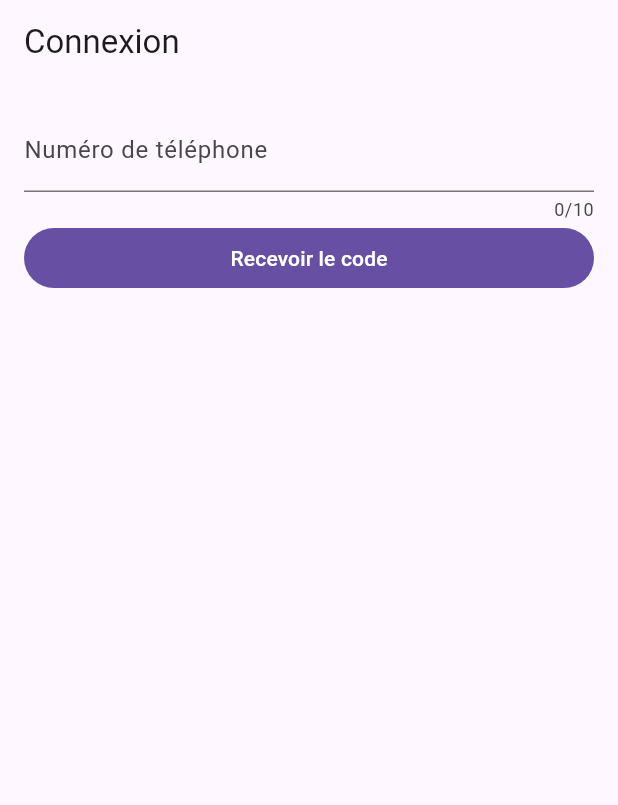
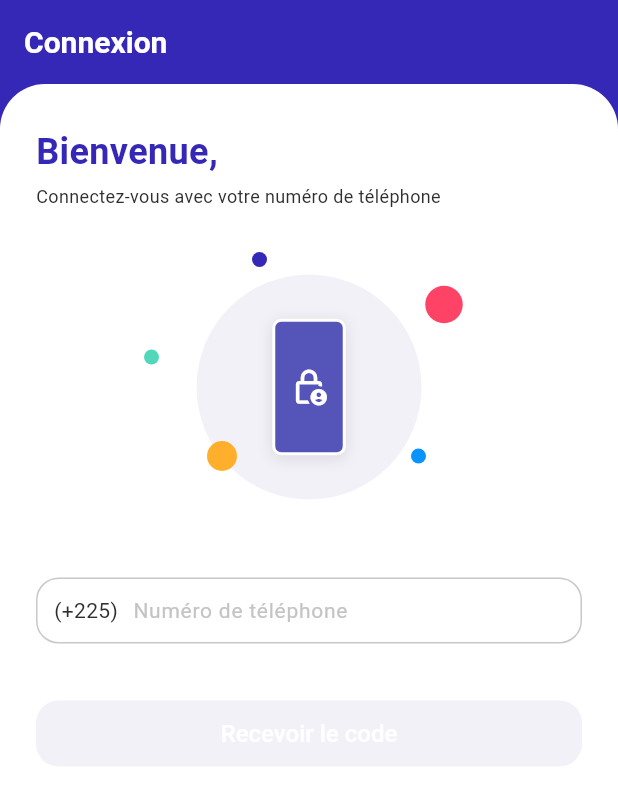
Before and after one commit to Lecam-host/test_ebanking, a Flutter app: the screen it shows after launch, on a phone screen of 412 x 824 dp. Shown: the top 805 px of the screen. Run offline on Flutter 3.47's test engine with Material 3 defaults, Android fonts, the phone set to English and light mode, and no system bars; our stand-ins replace connectivity_plus, dio, drift, firebase_core, firebase_messaging, flutter_riverpod and 3 more; accounts and stored records are empty; generated files the repository leaves out were written again.

Commit message:
feat(ui): apply the Figma kit to the sign-in and PIN screens
- App theme from the imposed Figma kit (colors sampled on the "Sign up"
  mockup): indigo app bar, 44-high rounded fields, 44-high buttons that
  turn light lavender when disabled.
- SheetScaffold: indigo header, white sheet with rounded top corners,
  indigo headline and subtitle, reused by the sign-in, PIN creation and
  unlock screens.
- WelcomeIllustration drawn with widgets (phone in a circle, colored
  dots), so no image asset to ship.
- Sign-in screen adapted to this flow (phone number, then SMS code): the
  country code shows like the mockup's prefix, and the button stays grey
  while the field is empty; format checks stay in the domain.
- Widget test for the sign-in screen.

```diff
--- a/lib/app/app.dart
+++ b/lib/app/app.dart
@@ -3,6 +3,7 @@ import 'dart:async';
 import 'package:flutter/material.dart';
 import 'package:flutter_riverpod/flutter_riverpod.dart';
 import 'package:test_ebanking/app/router.dart';
+import 'package:test_ebanking/core/presentation/app_theme.dart';
 import 'package:test_ebanking/features/auth/presentation/auth_notifier.dart';
 import 'package:test_ebanking/features/push/domain/entities/push_message.dart';
 import 'package:test_ebanking/features/push/presentation/push_activation.dart';
@@ -84,6 +85,7 @@ class _AppState extends ConsumerState<App> {
     ref.watch(pushActivationProvider);
     return MaterialApp.router(
       title: 'test_ebanking',
+      theme: buildAppTheme(),
       scaffoldMessengerKey: _messenger,
       routerConfig: ref.watch(routerProvider),
     );
--- /dev/null
+++ b/lib/core/presentation/app_colors.dart
@@ -0,0 +1,21 @@
+import 'package:flutter/material.dart';
+
+/// Couleurs du kit Figma imposé, relevées sur la maquette « Sign up ».
+abstract final class AppColors {
+  static const primary = Color(0xFF3628B6);
+
+  /// Téléphone de l'illustration.
+  static const primaryLight = Color(0xFF5555B9);
+
+  static const text = Color(0xFF2F2F2F);
+  static const border = Color(0xFFC8C8C8);
+  static const placeholder = Color(0xFFC4C4C4);
+
+  /// Cercle de l'illustration, bouton désactivé.
+  static const surfaceTint = Color(0xFFF2F1F8);
+
+  static const red = Color(0xFFFF4367);
+  static const green = Color(0xFF53D7BA);
+  static const orange = Color(0xFFFFAF2B);
+  static const blue = Color(0xFF0993FD);
+}
--- /dev/null
+++ b/lib/core/presentation/app_theme.dart
@@ -0,0 +1,62 @@
+import 'package:flutter/material.dart';
+import 'package:test_ebanking/core/presentation/app_colors.dart';
+
+/// Thème de l'app, d'après le kit Figma : un seul endroit pour les couleurs,
+/// les champs et les boutons, que tous les écrans reprennent.
+ThemeData buildAppTheme() {
+  OutlineInputBorder border(Color color) => OutlineInputBorder(
+    borderRadius: BorderRadius.circular(15),
+    borderSide: BorderSide(color: color),
+  );
+
+  return ThemeData(
+    colorScheme: ColorScheme.fromSeed(
+      seedColor: AppColors.primary,
+      primary: AppColors.primary,
+      onPrimary: Colors.white,
+      surface: Colors.white,
+      onSurface: AppColors.text,
+      error: AppColors.red,
+    ),
+    scaffoldBackgroundColor: Colors.white,
+    appBarTheme: const AppBarTheme(
+      backgroundColor: AppColors.primary,
+      foregroundColor: Colors.white,
+      elevation: 0,
+      centerTitle: false,
+      titleTextStyle: TextStyle(
+        color: Colors.white,
+        fontSize: 20,
+        fontWeight: FontWeight.w600,
+      ),
+    ),
+    inputDecorationTheme: InputDecorationTheme(
+      hintStyle: const TextStyle(color: AppColors.placeholder, fontSize: 14),
+      // 44 de haut, comme sur la maquette : ligne de 24 + 2 × 10.
+      isDense: true,
+      contentPadding: const EdgeInsets.symmetric(horizontal: 12, vertical: 10),
+      border: border(AppColors.border),
+      enabledBorder: border(AppColors.border),
+      disabledBorder: border(AppColors.surfaceTint),
+      focusedBorder: border(AppColors.primary),
+      errorBorder: border(AppColors.red),
+    ),
+    filledButtonTheme: FilledButtonThemeData(
+      style: FilledButton.styleFrom(
+        minimumSize: const Size(64, 44),
+        shape: RoundedRectangleBorder(borderRadius: BorderRadius.circular(15)),
+        backgroundColor: AppColors.primary,
+        foregroundColor: Colors.white,
+        disabledBackgroundColor: AppColors.surfaceTint,
+        disabledForegroundColor: Colors.white,
+        textStyle: const TextStyle(fontSize: 16, fontWeight: FontWeight.w500),
+      ),
+    ),
+    textButtonTheme: TextButtonThemeData(
+      style: TextButton.styleFrom(
+        foregroundColor: AppColors.primary,
+        textStyle: const TextStyle(fontWeight: FontWeight.w600),
+      ),
+    ),
+  );
+}
--- /dev/null
+++ b/lib/core/presentation/sheet_scaffold.dart
@@ -0,0 +1,56 @@
+import 'package:flutter/material.dart';
+import 'package:test_ebanking/core/presentation/app_colors.dart';
+
+/// Mise en page du kit : en-tête indigo, puis une feuille blanche aux coins
+/// supérieurs arrondis, avec un titre d'accueil.
+class SheetScaffold extends StatelessWidget {
+  const SheetScaffold({
+    super.key,
+    required this.title,
+    required this.headline,
+    required this.subtitle,
+    required this.children,
+  });
+
+  /// Titre de l'en-tête (« Connexion »).
+  final String title;
+
+  /// Grand titre indigo de la feuille (« Bienvenue, »).
+  final String headline;
+  final String subtitle;
+  final List<Widget> children;
+
+  @override
+  Widget build(BuildContext context) => Scaffold(
+    backgroundColor: AppColors.primary,
+    appBar: AppBar(title: Text(title)),
+    body: DecoratedBox(
+      decoration: const BoxDecoration(
+        color: Colors.white,
+        borderRadius: BorderRadius.vertical(top: Radius.circular(30)),
+      ),
+      child: SafeArea(
+        top: false,
+        child: ListView(
+          padding: const EdgeInsets.fromLTRB(24, 28, 24, 24),
+          children: [
+            Text(
+              headline,
+              style: const TextStyle(
+                color: AppColors.primary,
+                fontSize: 24,
+                fontWeight: FontWeight.w600,
+              ),
+            ),
+            const SizedBox(height: 4),
+            Text(
+              subtitle,
+              style: const TextStyle(color: AppColors.text, fontSize: 12),
+            ),
+            ...children,
+          ],
+        ),
+      ),
+    ),
+  );
+}
--- a/lib/features/auth/presentation/pages/login_page.dart
+++ b/lib/features/auth/presentation/pages/login_page.dart
@@ -2,11 +2,17 @@ import 'package:flutter/material.dart';
 import 'package:flutter/services.dart';
 import 'package:flutter_riverpod/flutter_riverpod.dart';
 import 'package:test_ebanking/core/failure.dart';
+import 'package:test_ebanking/core/presentation/app_colors.dart';
+import 'package:test_ebanking/core/presentation/sheet_scaffold.dart';
 import 'package:test_ebanking/core/result.dart';
 import 'package:test_ebanking/features/auth/presentation/auth_notifier.dart';
+import 'package:test_ebanking/features/auth/presentation/widgets/welcome_illustration.dart';
 
 /// Connexion : numéro de téléphone, puis code reçu par SMS. Une seule fois par
 /// téléphone ; ensuite, le code secret suffit.
+///
+/// Écran « Sign up » du kit Figma, adapté à ce parcours : pas de mot de passe
+/// ni de nom, mais le numéro puis le code SMS.
 class LoginPage extends ConsumerStatefulWidget {
   const LoginPage({super.key});
 
@@ -27,6 +33,11 @@ class _LoginPageState extends ConsumerState<LoginPage> {
     _code.dispose();
     super.dispose();
   }
+
+  /// Comme sur la maquette, le bouton reste grisé tant que le champ est vide.
+  /// Le format, lui, n'est vérifié qu'à un seul endroit : le domaine.
+  bool get _canSubmit =>
+      !_busy && (_codeSent ? _code.text.isNotEmpty : _phone.text.isNotEmpty);
 
   Future<void> _run(Future<Result<void>> Function() action) async {
     setState(() {
@@ -64,49 +75,83 @@ class _LoginPageState extends ConsumerState<LoginPage> {
   @override
   Widget build(BuildContext context) {
     final message = ref.watch(authNotifierProvider).message;
-    return Scaffold(
-      appBar: AppBar(title: const Text('Connexion')),
-      body: ListView(
-        padding: const EdgeInsets.all(16),
+    return SheetScaffold(
+      title: 'Connexion',
+      headline: 'Bienvenue,',
+      subtitle: 'Connectez-vous avec votre numéro de téléphone',
       children: [
         if (message != null)
           Padding(
-              padding: const EdgeInsets.only(bottom: 16),
-              child: Text(message),
+            padding: const EdgeInsets.only(top: 16),
+            child: Text(message, style: const TextStyle(color: AppColors.red)),
           ),
+        const SizedBox(height: 24),
+        const WelcomeIllustration(),
+        const SizedBox(height: 32),
         TextField(
           controller: _phone,
           enabled: !_codeSent && !_busy,
           keyboardType: TextInputType.phone,
           inputFormatters: [FilteringTextInputFormatter.digitsOnly],
           maxLength: 10,
-            decoration: const InputDecoration(labelText: 'Numéro de téléphone'),
+          onChanged: (_) => setState(() {}),
+          decoration: const InputDecoration(
+            hintText: 'Numéro de téléphone',
+            // Indicatif toujours visible, comme le « (+84) » de la maquette ;
+            // le numéro saisi reste le format national à 10 chiffres.
+            prefixIcon: Padding(
+              padding: EdgeInsets.only(left: 12, right: 6),
+              child: Text(
+                '(+225)',
+                style: TextStyle(color: AppColors.text, fontSize: 14),
               ),
-          if (_codeSent)
+            ),
+            prefixIconConstraints: BoxConstraints(),
+            counterText: '',
+          ),
+        ),
+        if (_codeSent) ...[
+          const SizedBox(height: 20),
           TextField(
             controller: _code,
             enabled: !_busy,
             keyboardType: TextInputType.number,
             inputFormatters: [FilteringTextInputFormatter.digitsOnly],
             maxLength: 6,
-              decoration: const InputDecoration(labelText: 'Code reçu par SMS'),
+            onChanged: (_) => setState(() {}),
+            decoration: const InputDecoration(
+              hintText: 'Code reçu par SMS',
+              counterText: '',
             ),
+          ),
+        ],
         if (_error != null)
           Padding(
-              padding: const EdgeInsets.symmetric(vertical: 8),
-              child: Text(_error!),
+            padding: const EdgeInsets.only(top: 12),
+            child: Text(_error!, style: const TextStyle(color: AppColors.red)),
           ),
+        const SizedBox(height: 36),
         FilledButton(
-            onPressed: _busy ? null : (_codeSent ? _signIn : _requestCode),
+          onPressed: _canSubmit ? (_codeSent ? _signIn : _requestCode) : null,
           child: Text(_codeSent ? 'Se connecter' : 'Recevoir le code'),
         ),
-          if (_codeSent)
+        if (_codeSent) ...[
+          const SizedBox(height: 24),
+          Row(
+            mainAxisAlignment: MainAxisAlignment.center,
+            children: [
+              const Text(
+                'Code non reçu ?',
+                style: TextStyle(color: AppColors.text, fontSize: 12),
+              ),
               TextButton(
                 onPressed: _busy ? null : _requestCode,
-              child: const Text('Renvoyer le code'),
+                child: const Text('Renvoyer'),
               ),
             ],
           ),
+        ],
+      ],
     );
   }
 }
--- /dev/null
+++ b/lib/features/auth/presentation/widgets/welcome_illustration.dart
@@ -0,0 +1,57 @@
+import 'package:flutter/material.dart';
+import 'package:test_ebanking/core/presentation/app_colors.dart';
+
+/// Illustration de l'écran d'accueil du kit (téléphone dans un cercle, points
+/// de couleur), dessinée avec des widgets : pas d'image à embarquer.
+/// Positions relevées sur la maquette, relatives au centre du cercle.
+class WelcomeIllustration extends StatelessWidget {
+  const WelcomeIllustration({super.key});
+
+  @override
+  Widget build(BuildContext context) => SizedBox(
+    height: 190,
+    child: Stack(
+      alignment: Alignment.center,
+      children: [
+        _circle(150, AppColors.surfaceTint),
+        _phone(),
+        _dot(const Offset(-33, -85), 10, AppColors.primary),
+        _dot(const Offset(90, -55), 25, AppColors.red),
+        _dot(const Offset(-105, -20), 10, AppColors.green),
+        _dot(const Offset(-58, 46), 20, AppColors.orange),
+        _dot(const Offset(73, 46), 10, AppColors.blue),
+      ],
+    ),
+  );
+
+  static Widget _circle(double size, Color color) => Container(
+    width: size,
+    height: size,
+    decoration: BoxDecoration(color: color, shape: BoxShape.circle),
+  );
+
+  static Widget _dot(Offset offset, double size, Color color) =>
+      Transform.translate(offset: offset, child: _circle(size, color));
+
+  static Widget _phone() => Container(
+    width: 49,
+    height: 91,
+    decoration: BoxDecoration(
+      color: AppColors.primaryLight,
+      borderRadius: BorderRadius.circular(6),
+      border: Border.all(color: Colors.white, width: 2),
+      boxShadow: const [
+        BoxShadow(
+          color: Color(0x1A000000),
+          blurRadius: 8,
+          offset: Offset(0, 2),
+        ),
+      ],
+    ),
+    child: const Icon(
+      Icons.lock_person_outlined,
+      color: Colors.white,
+      size: 26,
+    ),
+  );
+}
```
Also changed, not shown: lib/features/auth/presentation/pages/pin_pages.dart (+68 -22 lines), 2 other files. Lines whose indentation alone changed are shown as unchanged.
